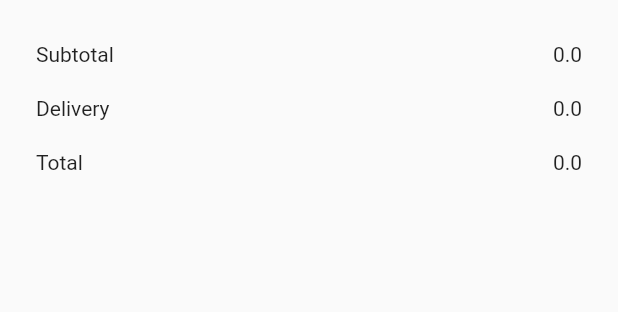
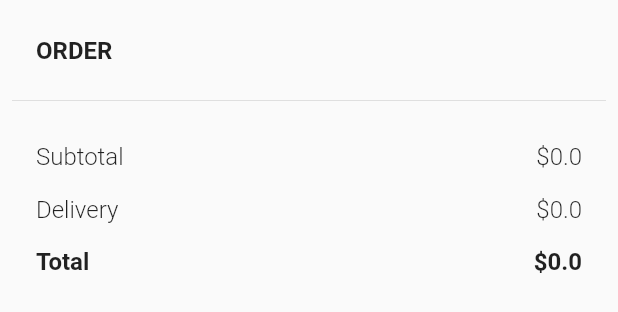
Before and after one commit to MyUNiDAYS/tech-placement-challenge, a Flutter app: the BasketView widget shown alone on an empty page, opened directly, on a phone screen of 412 x 824 dp. Shown: the top 312 px of the screen. Run offline on Flutter 3.47's test engine with Material 2 defaults, Android fonts, the light colour scheme and no system bars; our stand-ins replace bloc, flutter_bloc.

Commit message:
More touchups to UI. Implemented a global theme to obtain more control over text theming.

```diff
--- a/lib/main.dart
+++ b/lib/main.dart
@@ -2,6 +2,7 @@ import 'package:flutter/material.dart';
 import 'package:flutter/services.dart';
 import 'package:flutter_bloc/flutter_bloc.dart';
 import 'package:tech_placement_challenge/shopping_system/bloc/shopping_list_bloc.dart';
+import 'package:tech_placement_challenge/shopping_system/theme/theme.dart';
 import 'package:tech_placement_challenge/shopping_system/ui/basket_view.dart';
 import 'package:tech_placement_challenge/shopping_system/ui/shopping_list_view.dart';
 
@@ -17,10 +18,7 @@ class App extends StatelessWidget {
     return BlocProvider<ShoppingListBloc>(
       builder: (context) => ShoppingListBloc(),
       child: MaterialApp(
-        title: 'UNiDAYS Tech Placement Challenge',
-        theme: ThemeData(
-          primarySwatch: Colors.blue,
-        ),
+        theme: lightTheme,
         home: Home(),
       ),
     );
--- /dev/null
+++ b/lib/shopping_system/theme/theme.dart
@@ -0,0 +1,19 @@
+import 'package:flutter/material.dart';
+
+ThemeData lightTheme = ThemeData(
+  textTheme: TextTheme(
+    display1: TextStyle(
+      fontSize: 120.0,
+      fontWeight: FontWeight.w200,
+    ),
+    subhead: TextStyle(
+      fontSize: 16.0,
+      fontWeight: FontWeight.w300,
+    ),
+    subtitle: TextStyle(
+      fontSize: 16.0,
+      fontWeight: FontWeight.w400,
+      color: Colors.grey,
+    ),
+  ),
+);
--- a/lib/shopping_system/ui/basket_view.dart
+++ b/lib/shopping_system/ui/basket_view.dart
@@ -14,6 +14,16 @@ class BasketView extends StatelessWidget {
             padding: const EdgeInsets.all(8.0),
             child: Column(
               children: <Widget>[
+                CustomListTile(
+                  leading: 'Order'.toUpperCase(),
+                  style: Theme.of(context)
+                      .textTheme
+                      .subhead
+                      .copyWith(fontWeight: FontWeight.w700),
+                ),
+                Divider(
+                  thickness: 0.6,
+                ),
                 ListView.builder(
                   padding: EdgeInsets.zero,
                   shrinkWrap: true,
@@ -25,39 +35,33 @@ class BasketView extends StatelessWidget {
                     return Column(
                       children: <Widget>[
                         CustomListTile(
-                          leading: Text(item.name),
-                          trailing: Text(count.toString()),
+                          leading: item.name,
+                          trailing: count.toString(),
                         ),
                         Divider(
-                          thickness: 1,
+                          thickness: 0.6,
                         ),
                       ],
                     );
                   },
                 ),
                 CustomListTile(
-                  leading: Text('Subtotal'),
-                  trailing: Text(
-                    basket.calculatePrice().toString(),
-                  ),
-                  padding: EdgeInsets.only(
-                      top: 20.0, left: 16.0, right: 16.0, bottom: 10.0),
+                  leading: 'Subtotal',
+                  trailing: '\$' + basket.calculatePrice().toString(),
+                  padding: EdgeInsets.only(top: 20.0, left: 16.0, right: 16.0),
                 ),
                 CustomListTile(
-                  leading: Text('Delivery'),
-                  trailing: Text(
-                    basket.calculateDelivery().toString(),
-                  ),
-                  padding:
-                      EdgeInsets.symmetric(vertical: 10.0, horizontal: 16.0),
+                  leading: 'Delivery',
+                  trailing: '\$' + basket.calculateDelivery().toString(),
                 ),
                 CustomListTile(
-                  leading: Text('Total'),
-                  trailing: Text(
-                    basket.calculateTotalPrice().toString(),
-                  ),
-                  padding:
-                      EdgeInsets.symmetric(vertical: 10.0, horizontal: 16.0),
+                  leading: 'Total',
+                  trailing: '\$' + basket.calculateTotalPrice().toString(),
+                  padding: EdgeInsets.symmetric(horizontal: 16.0),
+                  style: Theme.of(context)
+                      .textTheme
+                      .subhead
+                      .copyWith(fontWeight: FontWeight.w700),
                 ),
               ],
             ),
@@ -69,15 +73,17 @@ class BasketView extends StatelessWidget {
 }
 
 class CustomListTile extends StatelessWidget {
-  final Widget leading;
-  final Widget trailing;
+  final String leading;
+  final String trailing;
   final EdgeInsets padding;
+  final TextStyle style;
 
   const CustomListTile({
     Key key,
     this.leading,
     this.trailing,
     this.padding,
+    this.style,
   }) : super(key: key);
 
   @override
@@ -87,8 +93,16 @@ class CustomListTile extends StatelessWidget {
       child: Row(
         mainAxisAlignment: MainAxisAlignment.spaceBetween,
         children: <Widget>[
-          if (leading != null) leading,
-          if (trailing != null) trailing,
+          if (leading != null)
+            Text(
+              leading,
+              style: this.style ?? Theme.of(context).textTheme.subhead,
+            ),
+          if (trailing != null)
+            Text(
+              trailing,
+              style: this.style ?? Theme.of(context).textTheme.subhead,
+            ),
         ],
       ),
     );
--- a/lib/shopping_system/ui/shopping_list_view.dart
+++ b/lib/shopping_system/ui/shopping_list_view.dart
@@ -70,31 +70,22 @@ class ItemCard extends StatelessWidget {
                 Center(
                   child: Text(
                     this.item.name,
-                    style: TextStyle(
-                      fontSize: 120.0,
-                      fontWeight: FontWeight.w200,
-                    ),
+                    style: Theme.of(context).textTheme.display1,
                   ),
                 ),
                 Wrap(
                   spacing: 5.0,
                   direction: Axis.vertical,
                   children: <Widget>[
-                    Text(
-                      '\$' + this.item.price.toString(),
-                      style: TextStyle(
-                        fontSize: 16.0,
-                        fontWeight: FontWeight.w300,
-                      ),
-                    ),
                     if (this.item.discount != null)
                       Text(
                         this.item.discount.description,
-                        style: TextStyle(
-                            fontSize: 16.0,
-                            fontWeight: FontWeight.w400,
-                            color: Color.fromRGBO(255, 100, 100, 0.6)),
+                        style: Theme.of(context).textTheme.subtitle,
                       ),
+                    Text(
+                      '\$' + this.item.price.toString(),
+                      style: Theme.of(context).textTheme.subhead,
+                    ),
                   ],
                 ),
               ],
```
